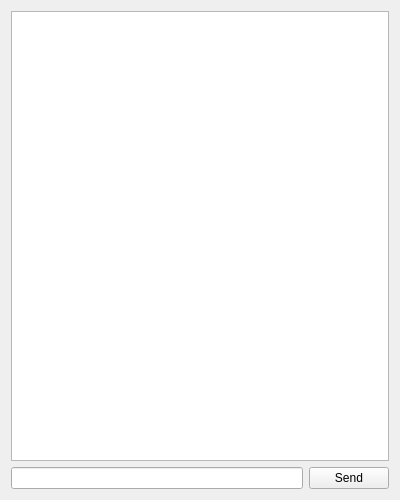
Above: src/ui/ChatWindow.ui from piotrek-pl/JupiterClient-SAN before the change. Below: the same form after it.
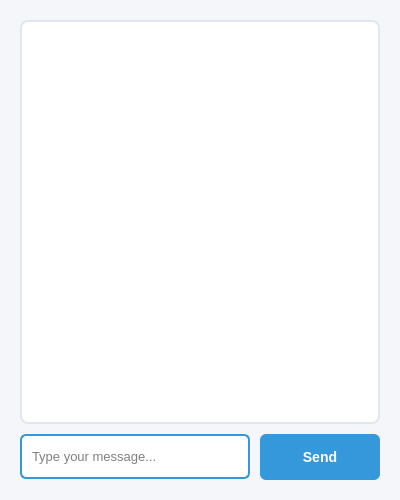
That is the form after the change. Icons and pictures are not drawn.

Commit message: Chat window designed

Diff of the .ui file:
```diff
--- a/src/ui/ChatWindow.ui
+++ b/src/ui/ChatWindow.ui
@@ -10,14 +10,124 @@
     <height>500</height>
    </rect>
   </property>
+  <property name="minimumSize">
+   <size>
+    <width>400</width>
+    <height>500</height>
+   </size>
+  </property>
+  <property name="windowIcon">
+   <iconset resource="resources.qrc">
+    <normaloff>:/resources/icons/sun_icon.png</normaloff>:/resources/icons/sun_icon.png
+   </iconset>
+  </property>
+  <property name="styleSheet">
+   <string notr="true">QWidget {
+    background-color: #f5f6fa;
+}
+
+QTextEdit {
+    background-color: white;
+    border: 2px solid #e1e8ed;
+    border-radius: 8px;
+    padding: 10px;
+    font-family: 'Segoe UI';
+    font-size: 13px;
+}
+
+QLineEdit {
+    background-color: white;
+    border: 2px solid #3498db;
+    border-radius: 6px;
+    padding: 8px;
+    min-height: 25px;
+    font-family: 'Segoe UI';
+    font-size: 13px;
+}
+
+QLineEdit:focus {
+    border-color: #2980b9;
+}
+
+QPushButton {
+    background-color: #3498db;
+    color: white;
+    border: none;
+    border-radius: 6px;
+    padding: 8px 20px;
+    font-family: 'Segoe UI';
+    font-size: 14px;
+    font-weight: bold;
+    min-height: 30px;
+    min-width: 80px;
+}
+
+QPushButton:hover {
+    background-color: #2980b9;
+}
+
+QPushButton:pressed {
+    background-color: #2475a7;
+}
+
+QScrollBar:vertical {
+    border: none;
+    background-color: #f0f2f5;
+    width: 10px;
+    border-radius: 5px;
+}
+
+QScrollBar::handle:vertical {
+    background-color: #bdc3c7;
+    border-radius: 5px;
+}
+
+QScrollBar::handle:vertical:hover {
+    background-color: #95a5a6;
+}
+
+QScrollBar::up-arrow:vertical, QScrollBar::down-arrow:vertical {
+    background: none;
+}
+
+QScrollBar::add-page:vertical, QScrollBar::sub-page:vertical {
+    background: none;
+}</string>
+  </property>
   <layout class="QVBoxLayout" name="verticalLayout">
+   <property name="spacing">
+    <number>10</number>
+   </property>
+   <property name="leftMargin">
+    <number>20</number>
+   </property>
+   <property name="topMargin">
+    <number>20</number>
+   </property>
+   <property name="rightMargin">
+    <number>20</number>
+   </property>
+   <property name="bottomMargin">
+    <number>20</number>
+   </property>
    <item>
-    <widget class="QTextEdit" name="chatTextEdit"/>
+    <widget class="QTextEdit" name="chatTextEdit">
+     <property name="readOnly">
+      <bool>true</bool>
+     </property>
+    </widget>
    </item>
    <item>
     <layout class="QHBoxLayout" name="horizontalLayout">
+     <property name="spacing">
+      <number>10</number>
+     </property>
      <item>
-      <widget class="QLineEdit" name="messageLineEdit"/>
+      <widget class="QLineEdit" name="messageLineEdit">
+       <property name="placeholderText">
+        <string>Type your message...</string>
+       </property>
+      </widget>
      </item>
      <item>
       <widget class="QPushButton" name="sendButton">
```
Left out of the diff: 4 changed lines with no effect on the pictures. The commit also changes 29 other files.
